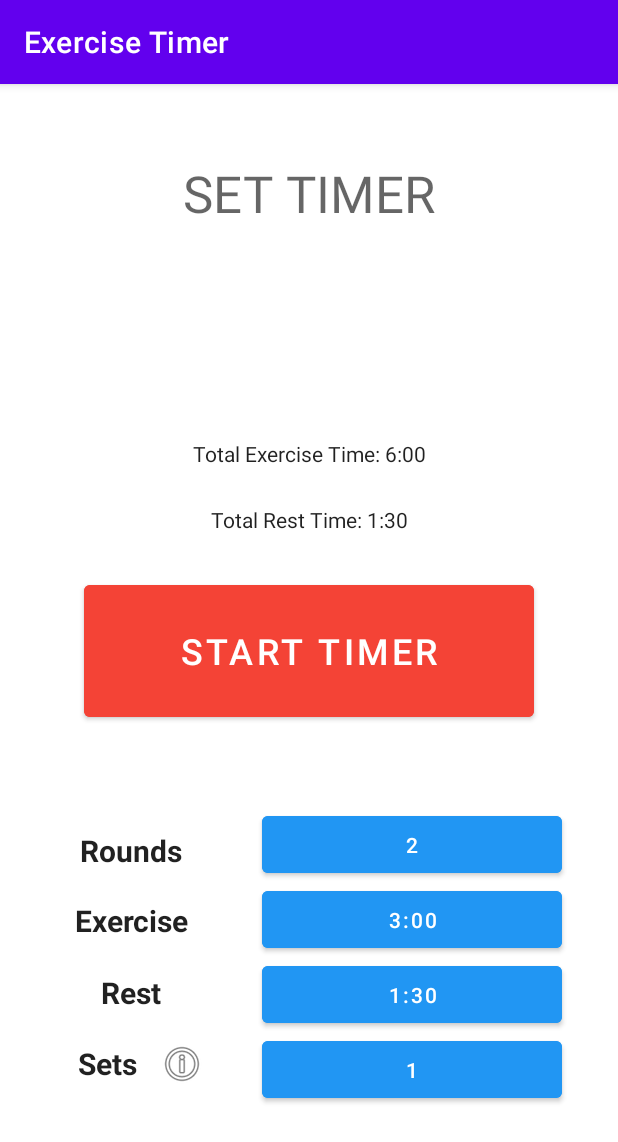
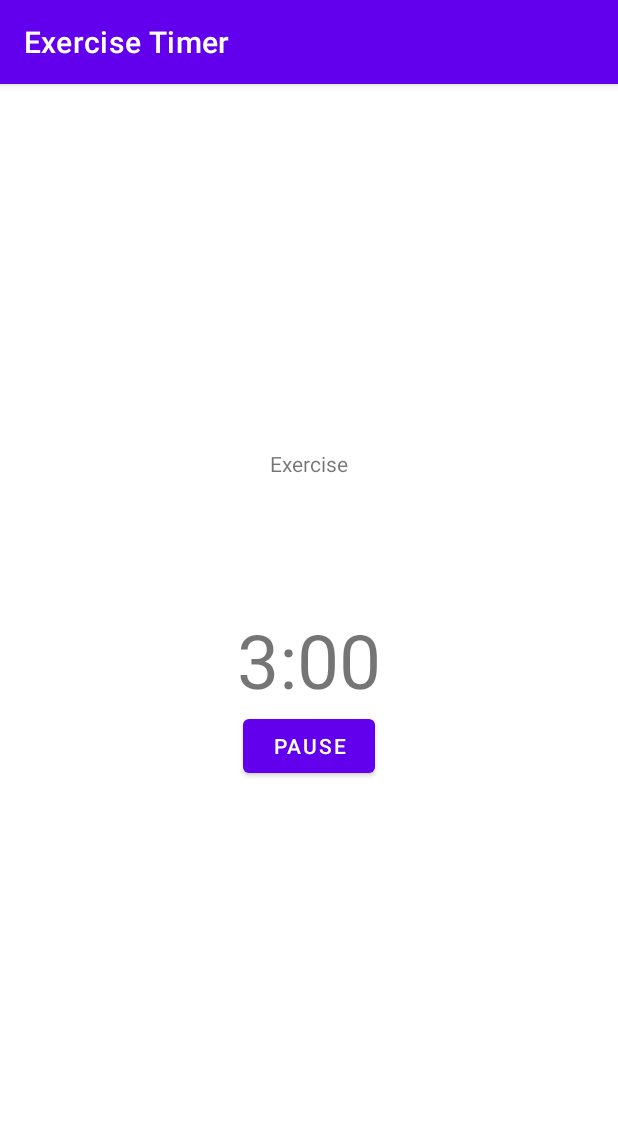
Before and after one commit to toanvang/exercisetimer, an Android app: the workoutActivity screen opened directly, with no data from a screen before it, after a tap on "START TIMER", on a phone screen of 412 x 824 dp. Shown: the top 1142 px of the screen. Run offline under Robolectric (Android 15) with nearby library versions, the light colour scheme and no system bars; libraries missing offline, so code that uses them is left out: com.tomergoldst.tooltips; 1 statement that could not run was skipped.

Commit message:
run timer

```diff
--- a/app/src/main/AndroidManifest.xml
+++ b/app/src/main/AndroidManifest.xml
@@ -19,6 +19,7 @@
             </intent-filter>
         </activity>
         <activity android:name=".workoutActivity" />
+        <activity android:name=".runTimer"/>
 
     </application>
 
--- /dev/null
+++ b/app/src/main/java/com/mobile/exercisetimer/runTimer.java
@@ -0,0 +1,170 @@
+package com.mobile.exercisetimer;
+
+import androidx.appcompat.app.AppCompatActivity;
+import android.media.MediaPlayer;
+import android.os.Bundle;
+import android.os.CountDownTimer;
+import android.util.Log;
+import android.view.View;
+import android.widget.Button;
+import android.widget.TextView;
+import android.content.Intent;
+
+public class runTimer extends AppCompatActivity {
+    private TextView countdownText;
+    private Button countdownButton;
+    private CountDownTimer countDownTimer;
+    private TextView exerciseStatus ;
+    private long timeLeftInMillisecounds; //600000=10mins
+    private boolean timeRunning;
+    private Button homeButton;
+    private String totalET;
+    private String totalRT;
+    private long lngrest;
+    private long lngbreak;
+    private long lng;
+    private int ET;
+    private int RT;
+    private int BT;
+    private int set;
+    private int round;
+    private int original_round;
+    private Intent i;
+    MediaPlayer countdownSoundPlayer;
+    MediaPlayer halfwaySoundPlayer;
+
+    @Override
+    protected void onCreate(Bundle savedInstanceState) {
+        super.onCreate(savedInstanceState);
+        setContentView(R.layout.activity_run_timer);
+        countdownText = findViewById(R.id.countdown_text);
+        countdownButton = findViewById(R.id.countdown_button);
+        homeButton = findViewById(R.id.home_button);
+        exerciseStatus = findViewById(R.id.exercise_status);
+
+        Intent data = getIntent();
+        totalET = data.getStringExtra("totalET");
+        totalRT = data.getStringExtra("totalRT");
+        ET = data.getIntExtra("ET", 0);
+        RT = data.getIntExtra("RT",0);
+        BT = data.getIntExtra("BT", 0);
+        set = data.getIntExtra("set",1);
+        original_round = data.getIntExtra("round",1);
+        round = original_round;
+        lng = Long.valueOf(ET).longValue();
+        lngrest = Long.valueOf(RT).longValue();
+        lngbreak = Long.valueOf(BT).longValue();
+        timeLeftInMillisecounds = lng * 1000 + 1000;
+        Log.d("BT", String.valueOf(BT));
+        Log.d("ET", String.valueOf(ET));
+        Log.d("RT", String.valueOf(RT));
+        countdownSoundPlayer = MediaPlayer.create(getApplicationContext(), R.raw.countdown5);
+        halfwaySoundPlayer = MediaPlayer.create(getApplicationContext(), R.raw.halfway);
+
+        startStop();
+
+        countdownButton.setOnClickListener(new View.OnClickListener() {
+            @Override
+            public void onClick(View view) {
+                startStop();
+            }
+        });
+
+        homeButton.setOnClickListener(new View.OnClickListener() {
+            @Override
+            public void onClick(View view) {
+                startActivity(new Intent(runTimer.this, MainActivity.class));
+            }
+        });
+    }
+
+    public void startStop(){
+        if (timeRunning){
+            stopTimer();
+        } else {
+            startTimer();
+        }
+    }
+    public void startTimer(){
+        countDownTimer = new CountDownTimer(timeLeftInMillisecounds, 1000) {
+            private final long totalTimeInMilliseconds = timeLeftInMillisecounds;
+            private boolean halfwayDone = false;
+            private boolean countdownStarted = false;
+
+            @Override
+            // l contains remaining time for countDownTimer
+            // everytime pass in, update timeLeftInMillisecounds to timeLeft of this timer
+            public void onTick(long l) {
+                timeLeftInMillisecounds = l;
+                updateTimer();
+//                if (timeLeftInMillisecounds <= 5000 && !countdownStarted && Setting.getInstance().isCountdownSoundEnabled()) {
+//                    countdownSoundPlayer.start();
+//                    countdownStarted = true;
+//                }
+//                if (timeLeftInMillisecounds <= totalTimeInMilliseconds / 2 && !halfwayDone && Setting.getInstance().isHalfwaySoundEnabled()) {
+//                    halfwaySoundPlayer.start();
+//                    halfwayDone = true;
+//                }
+            }
+
+            @Override
+            public void onFinish() {
+
+            }
+        }.start();
+        countdownButton.setText("PAUSE");
+        timeRunning = true;
+    }
+    public void stopTimer(){
+        countDownTimer.cancel();
+        countdownButton.setText("START");
+        timeRunning = false;
+    }
+    public void updateTimer(){
+        int minutes = (int)timeLeftInMillisecounds / 60000; // divided 60 seconds
+        int seconds = (int)timeLeftInMillisecounds % 60000 / 1000;
+        String timeLeftText = "" + minutes;
+        timeLeftText += ":";
+        if (seconds < 10){
+            timeLeftText += "0";
+        }
+        timeLeftText += seconds;
+
+        countdownText.setText(timeLeftText);
+
+        if(timeLeftInMillisecounds < 1000) {
+            if (exerciseStatus.getText().equals("Exercise")) {
+                if (round > 1 ) {
+                    round = round - 1;
+                    timeLeftInMillisecounds = lngrest * 1000 + 1000;
+                    startTimer();
+                    exerciseStatus.setText("Rest");
+                }
+                else if (round == 1 ) {
+                    if (set > 1){
+                        set = set - 1;
+                        timeLeftInMillisecounds = lngbreak * 1000 + 1000;
+                        startTimer();
+                        exerciseStatus.setText("Break");
+                    }
+                    else if (set == 1){
+                        exerciseStatus.setText("Congratulations, Exercise Finished");
+                        countdownButton.setVisibility(View.INVISIBLE);
+                        homeButton.setVisibility(View.VISIBLE);
+                    }
+                }
+            }
+            else if (exerciseStatus.getText().equals("Rest")) {
+                timeLeftInMillisecounds = lng * 1000 + 1000 ;
+                startTimer();
+                exerciseStatus.setText("Exercise");
+            }
+            else if (exerciseStatus.getText().equals("Break")){
+                round = original_round;
+                timeLeftInMillisecounds = lng * 1000 + 1000;
+                startTimer();
+                exerciseStatus.setText("Exercise");
+            }
+        }
+    }
+}
--- a/app/src/main/java/com/mobile/exercisetimer/workoutActivity.java
+++ b/app/src/main/java/com/mobile/exercisetimer/workoutActivity.java
@@ -143,7 +143,7 @@ public class workoutActivity extends AppCompatActivity implements ToolTipsManage
             public void onClick(View view) {
 //                saveData();
                 Toast.makeText(workoutActivity.this,"Saved To History",Toast.LENGTH_SHORT).show();
-//                openNewIntent();
+                openNewIntent();
                 startActivity(i);
             }
         });
@@ -163,16 +163,16 @@ public class workoutActivity extends AppCompatActivity implements ToolTipsManage
 //        prefConfig.writeInPref(getApplicationContext(), taskList);
 //    }
 
-//    public void openNewIntent(){
-//        i = new Intent(this, StartWorkOut.class);
-//        i.putExtra("totalET", totalExerciseTime.getText().toString());
-//        i.putExtra("totalRT", totalRestTime.getText().toString());
-//        i.putExtra("ET", ET);
-//        i.putExtra("RT", RT);
-//        i.putExtra("BT",BT);
-//        i.putExtra("set",number_of_set);
-//        i.putExtra("round",number_of_round);
-//    }
+    public void openNewIntent(){
+        i = new Intent(this, runTimer.class);
+        i.putExtra("totalET", totalExerciseTime.getText().toString());
+        i.putExtra("totalRT", totalRestTime.getText().toString());
+        i.putExtra("ET", ET);
+        i.putExtra("RT", RT);
+        i.putExtra("BT",BT);
+        i.putExtra("set",number_of_set);
+        i.putExtra("round",number_of_round);
+    }
 
     public void show(String type)
     {
@@ -195,7 +195,7 @@ public class workoutActivity extends AppCompatActivity implements ToolTipsManage
                     exerciseTime.setText(Time.getTimeArrayList().get(newValue).getMinute() +":"+ Time.getTimeArrayList().get(newValue).getSecond());
                     exercise_memory = newValue;
                     calculateTime();
-//                    openNewIntent();
+                    openNewIntent();
                 }
             });
         }
@@ -214,7 +214,7 @@ public class workoutActivity extends AppCompatActivity implements ToolTipsManage
                     restTime.setText(Time.getTimeArrayList().get(newValue).getMinute() +":"+ Time.getTimeArrayList().get(newValue).getSecond());
                     rest_memory = newValue;
                     calculateTime();
-//                    openNewIntent();
+                    openNewIntent();
                 }
             });
 
@@ -233,7 +233,7 @@ public class workoutActivity extends AppCompatActivity implements ToolTipsManage
                 public void onValueChange(NumberPicker numberPicker, int oldValue, int newValue) {
                     round.setText(String.valueOf(newValue));
                     calculateTime();
-//                    openNewIntent();
+                    openNewIntent();
                 }
             });
 
@@ -253,7 +253,7 @@ public class workoutActivity extends AppCompatActivity implements ToolTipsManage
                     set.setText(String.valueOf(newValue));
                     toggleBreakTime();
                     calculateTime();
-//                    openNewIntent();
+                    openNewIntent();
                 }
             });
         }
@@ -275,7 +275,7 @@ public class workoutActivity extends AppCompatActivity implements ToolTipsManage
                     breakTime.setText(Time.getTimeArrayList().get(newValue).getMinute() +":"+ Time.getTimeArrayList().get(newValue).getSecond());
                     break_memory = oldValue + 1;
                     calculateTime();
-//                    openNewIntent();
+                    openNewIntent();
                 }
             });
         }
@@ -312,6 +312,7 @@ public class workoutActivity extends AppCompatActivity implements ToolTipsManage
             totalBT = (Integer.parseInt(bt[0]) * 60 + Integer.parseInt(bt[1])) * (number_of_set-1);
             totalRT = totalRT * number_of_set + totalBT;
         }
+
         // convert time to seconds
         // divide to get minute
         totalExerciseTime.setText(totalET / 60 + ":" + String.format("%02d" , totalET % 60));
--- /dev/null
+++ b/app/src/main/res/layout/activity_run_timer.xml
@@ -0,0 +1,43 @@
+<?xml version="1.0" encoding="utf-8"?>
+<RelativeLayout xmlns:android="http://schemas.android.com/apk/res/android"
+    xmlns:app="http://schemas.android.com/apk/res-auto"
+    xmlns:tools="http://schemas.android.com/tools"
+    android:layout_width="match_parent"
+    android:layout_height="match_parent"
+    tools:context=".StartWorkOut">
+
+    <TextView
+        android:id="@+id/countdown_text"
+        android:layout_width="wrap_content"
+        android:layout_height="wrap_content"
+        android:layout_centerInParent="true"
+        android:textSize="50sp"
+        tools:text="10:00" />
+
+    <Button
+        android:id="@+id/countdown_button"
+        android:layout_width="wrap_content"
+        android:layout_height="wrap_content"
+        android:layout_below="@+id/countdown_text"
+        android:layout_centerHorizontal="true"
+        android:text="start" />
+
+    <Button
+        android:id="@+id/home_button"
+        android:visibility="invisible"
+        android:layout_width="wrap_content"
+        android:layout_height="wrap_content"
+        android:layout_below="@+id/countdown_button"
+        android:layout_centerHorizontal="true"
+        android:text="Home" />
+
+    <TextView
+        android:id="@+id/exercise_status"
+        android:layout_width="wrap_content"
+        android:layout_height="wrap_content"
+        android:layout_alignParentTop="true"
+        android:layout_centerHorizontal="true"
+        android:layout_marginTop="243dp"
+        android:text="Exercise" />
+
+</RelativeLayout>
```
Also changed, not shown: 2 other files.
